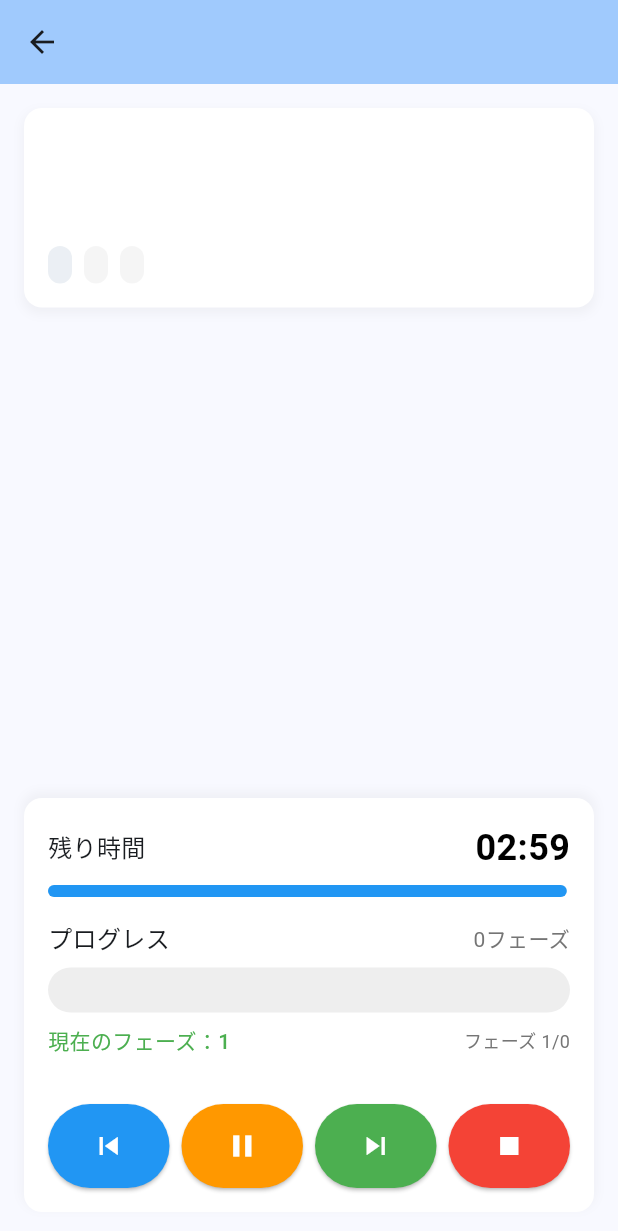
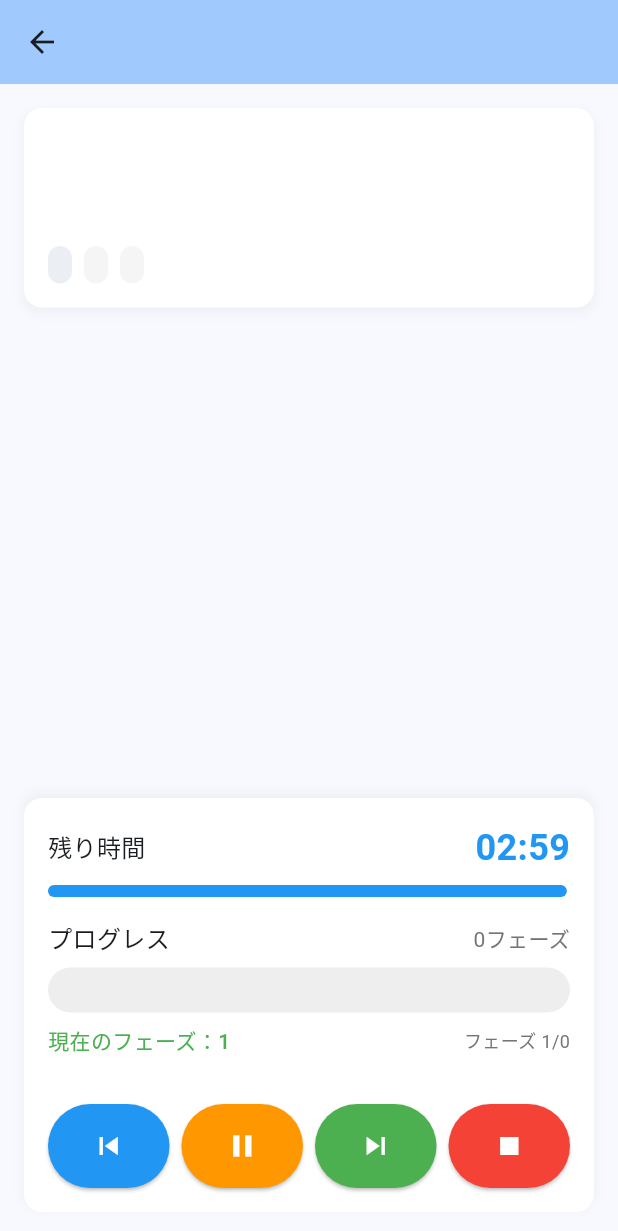
Before and after one commit to human-interface-lab-soccer/soccer-app-flutter, a Flutter app: the PracticeDetailPage screen opened directly with empty values, after a tap on "練習開始", on a phone screen of 412 x 824 dp. Shown: the top 1231 px of the screen. Run offline on Flutter 3.47's test engine with Material 3 defaults, Android fonts, the phone set to English and light mode, and no system bars; our stand-ins replace firebase_core; accounts and stored records are empty.

Commit message:
feat: タイマー表示をPracticeTimerWidgetに分離し、コードを整理

```diff
--- a/lib/pages/menu_page.dart
+++ b/lib/pages/menu_page.dart
@@ -2,7 +2,6 @@ import 'package:flutter/material.dart';
 import 'package:soccer_app_flutter/shared/models/practice_menu.dart';
 import 'package:soccer_app_flutter/shared/service/practice_menu_service.dart';
 import 'package:soccer_app_flutter/pages/menu_page/practice_detail_page.dart';
-import 'package:soccer_app_flutter/shared/utils/color_helpers.dart';
 import 'package:soccer_app_flutter/shared/widgets/menu_filter_widget.dart';
 import 'package:soccer_app_flutter/shared/widgets/menu_item_widget.dart';
 
--- a/lib/pages/menu_page/practice_detail_page.dart
+++ b/lib/pages/menu_page/practice_detail_page.dart
@@ -3,6 +3,7 @@ import 'package:flutter/cupertino.dart';
 import 'package:soccer_app_flutter/shared/models/practice_menu.dart';
 import 'package:soccer_app_flutter/shared/utils/color_helpers.dart';
 import 'package:soccer_app_flutter/shared/utils/time_helpers.dart';
+import 'package:soccer_app_flutter/shared/widgets/practice_timer_widget.dart';
 
 // 練習メニューの詳細ページ
 class PracticeDetailPage extends StatefulWidget {
@@ -212,7 +213,11 @@ class _PracticeDetailPageState extends State<PracticeDetailPage>
         crossAxisAlignment: CrossAxisAlignment.start,
         children: [
           // タイマー設定
-          if (_isRunning) _buildTimerDisplay(),
+          if (_isRunning)
+            PracticeTimerWidget(
+              currentTimerSeconds: _currentTimerSeconds,
+              timerAnimation: _timerAnimation,
+            ),
           // プログレスメーター
           _buildProgressMeter(),
 
@@ -230,68 +235,6 @@ class _PracticeDetailPageState extends State<PracticeDetailPage>
           _buildActionButtons(),
         ],
       ),
-    );
-  }
-
-  // タイマー表示
-  Widget _buildTimerDisplay() {
-    return Column(
-      crossAxisAlignment: CrossAxisAlignment.start,
-      children: [
-        Row(
-          mainAxisAlignment: MainAxisAlignment.spaceBetween,
-          children: [
-            const Text(
-              '残り時間',
-              style: TextStyle(fontSize: 16, fontWeight: FontWeight.w500),
-            ),
-            Text(
-              TimeHelpers.formatTime(_currentTimerSeconds),
-              style: TextStyle(
-                fontSize: 24,
-                fontWeight: FontWeight.bold,
-                color:
-                    _currentTimerSeconds < 30
-                        ? Colors.red
-                        : _currentTimerSeconds < 60
-                        ? Colors.orange
-                        : Colors.black,
-              ),
-            ),
-          ],
-        ),
-        const SizedBox(height: 8),
-
-        // タイマープログレスバー
-        Container(
-          height: 8,
-          decoration: BoxDecoration(
-            color: Colors.grey.shade200,
-            borderRadius: BorderRadius.circular(4),
-          ),
-          child: AnimatedBuilder(
-            animation: _timerAnimation,
-            builder: (context, child) {
-              return FractionallySizedBox(
-                alignment: Alignment.centerLeft,
-                widthFactor: _timerAnimation.value,
-                child: Container(
-                  decoration: BoxDecoration(
-                    color:
-                        _currentTimerSeconds < 30
-                            ? Colors.red
-                            : _currentTimerSeconds < 60
-                            ? Colors.orange
-                            : Colors.blue,
-                    borderRadius: BorderRadius.circular(4),
-                  ),
-                ),
-              );
-            },
-          ),
-        ),
-        const SizedBox(height: 16),
-      ],
     );
   }
 
--- a/lib/shared/widgets/menu_item_widget.dart
+++ b/lib/shared/widgets/menu_item_widget.dart
@@ -7,11 +7,7 @@ class MenuItemWidget extends StatelessWidget {
   final PracticeMenu menu;
   final VoidCallback onTap;
 
-  const MenuItemWidget({
-    super.key,
-    required this.menu,
-    required this.onTap,
-  });
+  const MenuItemWidget({super.key, required this.menu, required this.onTap});
 
   @override
   Widget build(BuildContext context) {
@@ -30,15 +26,9 @@ class MenuItemWidget extends StatelessWidget {
             const SizedBox(height: 8),
             Row(
               children: [
-                _buildTag(
-                  menu.category,
-                  Theme.of(context).colorScheme.primary,
-                ),
+                _buildTag(menu.category, Theme.of(context).colorScheme.primary),
                 const SizedBox(width: 8),
-                _buildTag(
-                  menu.type,
-                  ColorHelpers.getTypeColor(menu.type),
-                ),
+                _buildTag(menu.type, ColorHelpers.getTypeColor(menu.type)),
                 const SizedBox(width: 8),
                 _buildTag(
                   menu.difficulty,
@@ -62,10 +52,7 @@ class MenuItemWidget extends StatelessWidget {
         color: color.withValues(alpha: 0.1),
         borderRadius: BorderRadius.circular(12),
       ),
-      child: Text(
-        text,
-        style: TextStyle(color: color, fontSize: 12),
-      ),
+      child: Text(text, style: TextStyle(color: color, fontSize: 12)),
     );
   }
 }
--- /dev/null
+++ b/lib/shared/widgets/practice_timer_widget.dart
@@ -0,0 +1,75 @@
+import 'package:flutter/material.dart';
+import 'package:soccer_app_flutter/shared/utils/time_helpers.dart';
+
+// 練習タイマーウィジェット
+class PracticeTimerWidget extends StatelessWidget {
+  final int currentTimerSeconds;
+  final Animation<double> timerAnimation;
+
+  const PracticeTimerWidget({
+    super.key,
+    required this.currentTimerSeconds,
+    required this.timerAnimation,
+  });
+
+  @override
+  Widget build(BuildContext context) {
+    return Column(
+      crossAxisAlignment: CrossAxisAlignment.start,
+      children: [
+        Row(
+          mainAxisAlignment: MainAxisAlignment.spaceBetween,
+          children: [
+            const Text(
+              '残り時間',
+              style: TextStyle(fontSize: 16, fontWeight: FontWeight.w500),
+            ),
+            Text(
+              TimeHelpers.formatTime(currentTimerSeconds),
+              style: TextStyle(
+                fontSize: 24,
+                fontWeight: FontWeight.bold,
+                color: _getTimerColor(),
+              ),
+            ),
+          ],
+        ),
+        const SizedBox(height: 8),
+        // タイマープログレスバー
+        Container(
+          height: 8,
+          decoration: BoxDecoration(
+            color: Colors.grey.shade200,
+            borderRadius: BorderRadius.circular(4),
+          ),
+          child: AnimatedBuilder(
+            animation: timerAnimation,
+            builder: (context, child) {
+              return FractionallySizedBox(
+                alignment: Alignment.centerLeft,
+                widthFactor: timerAnimation.value,
+                child: Container(
+                  decoration: BoxDecoration(
+                    color: _getTimerColor(),
+                    borderRadius: BorderRadius.circular(4),
+                  ),
+                ),
+              );
+            },
+          ),
+        ),
+        const SizedBox(height: 16),
+      ],
+    );
+  }
+
+  Color _getTimerColor() {
+    if (currentTimerSeconds < 30) {
+      return Colors.red;
+    } else if (currentTimerSeconds < 60) {
+      return Colors.orange;
+    } else {
+      return Colors.blue;
+    }
+  }
+}
```
